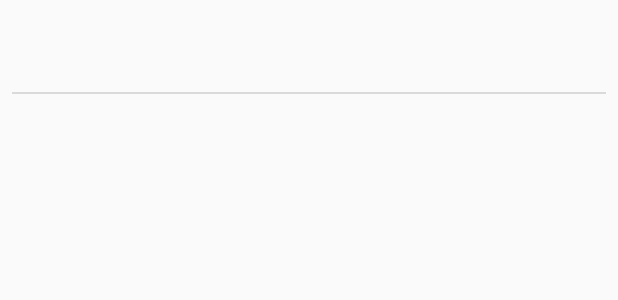
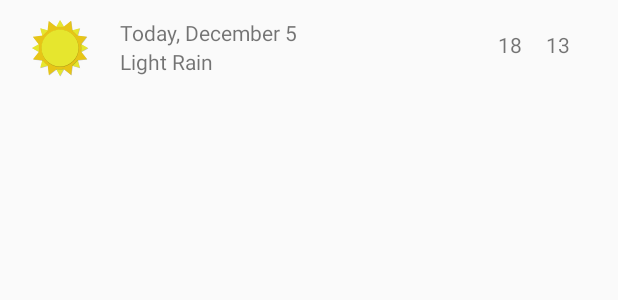
Before and after one commit to raviranjan3570/Sunshine, an Android app: the layout forecast_list_item.xml on its own in the app's theme, with its tools: preview values and no code run, on a phone screen of 412 x 824 dp. Shown: the top 300 px of the screen. Run offline under Robolectric (Android 15) with nearby library versions, the phone set to English and light mode, and no system bars.

Commit message:
new listItem layout

```diff
--- a/app/build.gradle
+++ b/app/build.gradle
@@ -25,6 +25,7 @@ dependencies {
     implementation 'com.android.support:recyclerview-v7:28.0.0'
     implementation 'com.android.support:preference-v7:28.0.0'
     implementation 'com.firebase:firebase-jobdispatcher:0.8.5'
+    implementation 'com.android.support.constraint:constraint-layout:2.0.4'
 
     // Instrumentation dependencies use androidTestImplementation
     // (as opposed to testImplementation for local unit tests run in the JVM)
--- a/app/src/main/java/com/example/android/sunshine/ForecastAdapter.java
+++ b/app/src/main/java/com/example/android/sunshine/ForecastAdapter.java
@@ -7,6 +7,7 @@ import android.support.v7.widget.RecyclerView;
 import android.view.LayoutInflater;
 import android.view.View;
 import android.view.ViewGroup;
+import android.widget.ImageView;
 import android.widget.TextView;
 
 import com.example.android.sunshine.utilities.SunshineDateUtils;
@@ -86,20 +87,25 @@ class ForecastAdapter extends RecyclerView.Adapter<ForecastAdapter.ForecastAdapt
         /* Get human readable string using our utility method */
         String dateString = SunshineDateUtils.getFriendlyDateString(mContext, dateInMills,
                 false);
-
+        forecastAdapterViewHolder.tv_weather_date.setText(dateString);
         /* Use the weatherId to obtain the proper description */
         int weatherId = mCursor.getInt(MainActivity.INDEX_WEATHER_CONDITION_ID);
+        forecastAdapterViewHolder.iv_weather_preview.setImageResource(
+                SunshineWeatherUtils.getSmallArtResourceIdForWeatherCondition(weatherId));
         String description = SunshineWeatherUtils.getStringForWeatherCondition(mContext, weatherId);
-
+        forecastAdapterViewHolder.tv_weather_detail.setText(description);
         /* Read high temperature from the cursor (in degrees celsius) */
         double highInCelsius = mCursor.getDouble(MainActivity.INDEX_WEATHER_MAX_TEMP);
-
         /* Read low temperature from the cursor (in degrees celsius) */
         double lowInCelsius = mCursor.getDouble(MainActivity.INDEX_WEATHER_MIN_TEMP);
-        String highAndLowTemperature = SunshineWeatherUtils.formatHighLows(mContext, highInCelsius,
-                lowInCelsius);
-        String weatherForThisDay = dateString + " - " + description + " - " + highAndLowTemperature;
-        forecastAdapterViewHolder.mWeatherTextView.setText(weatherForThisDay);
+
+        String highTemperature =
+                SunshineWeatherUtils.formatTemperature(mContext, highInCelsius);
+        forecastAdapterViewHolder.tv_max_temperature.setText(highTemperature);
+
+        String lowTemperature =
+                SunshineWeatherUtils.formatTemperature(mContext, lowInCelsius);
+        forecastAdapterViewHolder.tv_min_temperature.setText(lowTemperature);
     }
 
     /**
@@ -142,11 +148,19 @@ class ForecastAdapter extends RecyclerView.Adapter<ForecastAdapter.ForecastAdapt
     public class ForecastAdapterViewHolder extends RecyclerView.ViewHolder implements
             View.OnClickListener {
 
-        public final TextView mWeatherTextView;
+        final TextView tv_weather_date;
+        final TextView tv_weather_detail;
+        final TextView tv_min_temperature;
+        final TextView tv_max_temperature;
+        final ImageView iv_weather_preview;
 
         public ForecastAdapterViewHolder(@NonNull View itemView) {
             super(itemView);
-            this.mWeatherTextView = itemView.findViewById(R.id.tv_weather_data);
+            tv_weather_date = itemView.findViewById(R.id.day);
+            tv_weather_detail = itemView.findViewById(R.id.weather_detail);
+            tv_min_temperature = itemView.findViewById(R.id.minimum_temperature);
+            tv_max_temperature = itemView.findViewById(R.id.maximum_temperature);
+            iv_weather_preview = itemView.findViewById(R.id.weather_preview);
             itemView.setOnClickListener(this);
         }
 
--- a/app/src/main/res/layout/forecast_list_item.xml
+++ b/app/src/main/res/layout/forecast_list_item.xml
@@ -1,23 +1,63 @@
 <?xml version="1.0" encoding="utf-8"?>
-<LinearLayout xmlns:android="http://schemas.android.com/apk/res/android"
+<android.support.constraint.ConstraintLayout xmlns:android="http://schemas.android.com/apk/res/android"
+    xmlns:app="http://schemas.android.com/apk/res-auto"
+    xmlns:tools="http://schemas.android.com/tools"
     android:layout_width="match_parent"
     android:layout_height="wrap_content"
-    android:orientation="vertical">
+    android:minHeight="?android:attr/listPreferredItemHeight"
+    android:orientation="vertical"
+    android:paddingLeft="16dp"
+    android:paddingTop="8dp"
+    android:paddingRight="16dp"
+    android:paddingBottom="8dp">
 
-    <!--This TextView holds the weather data for one particular day in the forecast-->
+    <ImageView
+        android:id="@+id/weather_preview"
+        android:layout_width="48dp"
+        android:layout_height="48dp"
+        app:layout_constraintStart_toStartOf="parent"
+        app:layout_constraintTop_toTopOf="parent"
+        tools:src="@drawable/art_clear" />
+
     <TextView
-        android:id="@+id/tv_weather_data"
+        android:id="@+id/day"
         android:layout_width="wrap_content"
         android:layout_height="wrap_content"
-        android:padding="16dp"
-        style="@style/TextAppearance.AppCompat.Large" />
+        android:layout_marginStart="16dp"
+        android:layout_marginLeft="16dp"
+        android:layout_marginTop="4dp"
+        app:layout_constraintStart_toEndOf="@id/weather_preview"
+        app:layout_constraintTop_toTopOf="@id/weather_preview"
+        tools:text="Today, December 5" />
 
-    <!--This View serves as a visual divider between list items-->
-    <View
-        android:layout_width="match_parent"
-        android:layout_height="1dp"
-        android:layout_marginLeft="8dp"
-        android:layout_marginRight="8dp"
-        android:background="#dadada" />
+    <TextView
+        android:id="@+id/weather_detail"
+        android:layout_width="wrap_content"
+        android:layout_height="wrap_content"
+        app:layout_constraintStart_toStartOf="@id/day"
+        app:layout_constraintTop_toBottomOf="@id/day"
+        tools:text="Light Rain" />
 
-</LinearLayout>
+    <TextView
+        android:id="@+id/minimum_temperature"
+        android:layout_width="wrap_content"
+        android:layout_height="wrap_content"
+        android:layout_marginTop="8dp"
+        android:layout_marginEnd="16dp"
+        android:layout_marginRight="16dp"
+        android:layout_marginBottom="8dp"
+        app:layout_constraintEnd_toEndOf="parent"
+        app:layout_constraintTop_toTopOf="@id/day"
+        tools:text="13" />
+
+    <TextView
+        android:id="@+id/maximum_temperature"
+        android:layout_width="wrap_content"
+        android:layout_height="wrap_content"
+        android:layout_marginEnd="16dp"
+        android:layout_marginRight="16dp"
+        app:layout_constraintEnd_toStartOf="@id/minimum_temperature"
+        app:layout_constraintTop_toTopOf="@id/minimum_temperature"
+        tools:text="18" />
+
+</android.support.constraint.ConstraintLayout>
```
Also changed, not shown: gradle/wrapper/gradle-wrapper.properties.
